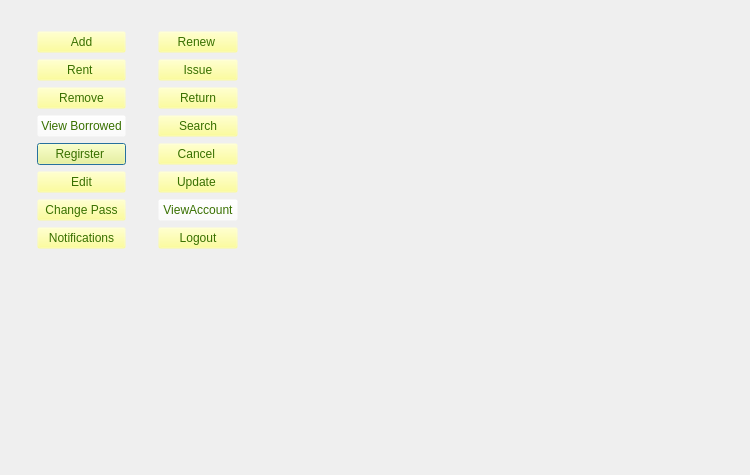
The window that window_librarian.ui (Nilsae/LibraryManagementSystem) describes before a commit, drawn with Qt 5.
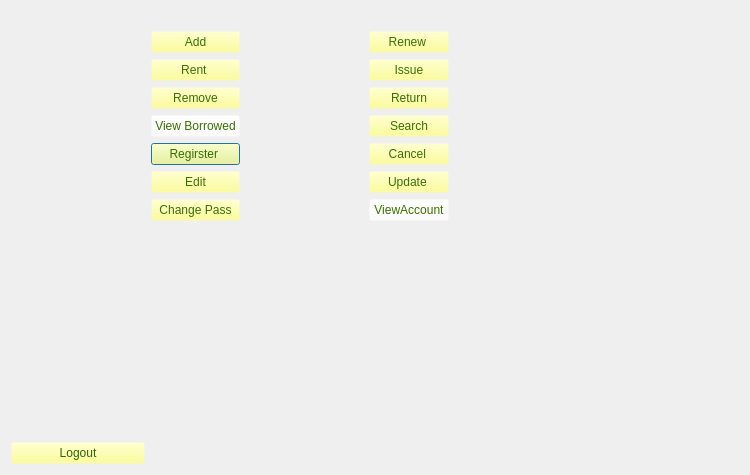
The same window after the commit. Icons and pictures are not drawn.

What changed in the file:
```diff
--- a/window_librarian.ui
+++ b/window_librarian.ui
@@ -258,6 +258,33 @@
        </property>
       </widget>
      </item>
+     <item row="11" column="0">
+      <widget class="QPushButton" name="pushButton_Logout">
+       <property name="maximumSize">
+        <size>
+         <width>160</width>
+         <height>30</height>
+        </size>
+       </property>
+       <property name="styleSheet">
+        <string notr="true">color: rgb(50, 100, 0);
+background-color: rgba(255, 255, 127,0);</string>
+       </property>
+       <property name="text">
+        <string>Logout</string>
+       </property>
+       <property name="icon">
+        <iconset resource="image.qrc">
+         <normaloff>:/img/img/vippng.com-logout-icon-png-2967.png</normaloff>:/img/img/vippng.com-logout-icon-png-2967.png</iconset>
+       </property>
+       <property name="iconSize">
+        <size>
+         <width>26</width>
+         <height>26</height>
+        </size>
+       </property>
+      </widget>
+     </item>
      <item row="3" column="3">
       <widget class="QPushButton" name="pushButton_ReturnBook">
        <property name="maximumSize">
@@ -351,7 +378,7 @@
      <item row="3" column="0">
       <widget class="QLabel" name="label_2">
        <property name="text">
-        <string/>
+        <string>                                        </string>
        </property>
       </widget>
      </item>
@@ -432,7 +459,7 @@
      <item row="1" column="2">
       <widget class="QLabel" name="label_3">
        <property name="text">
-        <string/>
+        <string>                                   </string>
        </property>
       </widget>
      </item>
@@ -542,60 +569,6 @@
        </property>
       </widget>
      </item>
-     <item row="8" column="1">
-      <widget class="QPushButton" name="notification_btn">
-       <property name="maximumSize">
-        <size>
-         <width>160</width>
-         <height>30</height>
-        </size>
-       </property>
-       <property name="styleSheet">
-        <string notr="true">color: rgb(56, 112, 0);
-background-color: rgba(255, 255, 127,0);</string>
-       </property>
-       <property name="text">
-        <string>Notifications</string>
-       </property>
-       <property name="icon">
-        <iconset resource="image.qrc">
-         <normaloff>:/img/img/kindpng_1509057.png</normaloff>:/img/img/kindpng_1509057.png</iconset>
-       </property>
-       <property name="iconSize">
-        <size>
-         <width>24</width>
-         <height>24</height>
-        </size>
-       </property>
-      </widget>
-     </item>
-     <item row="8" column="3">
-      <widget class="QPushButton" name="pushButton_Logout">
-       <property name="maximumSize">
-        <size>
-         <width>160</width>
-         <height>30</height>
-        </size>
-       </property>
-       <property name="styleSheet">
-        <string notr="true">color: rgb(56, 112, 0);
-background-color: rgba(255, 255, 127,0);</string>
-       </property>
-       <property name="text">
-        <string>Logout</string>
-       </property>
-       <property name="icon">
-        <iconset resource="image.qrc">
-         <normaloff>:/img/img/vippng.com-logout-icon-png-2967.png</normaloff>:/img/img/vippng.com-logout-icon-png-2967.png</iconset>
-       </property>
-       <property name="iconSize">
-        <size>
-         <width>26</width>
-         <height>26</height>
-        </size>
-       </property>
-      </widget>
-     </item>
     </layout>
    </item>
   </layout>
```
Left out of the diff: 10 changed lines with no effect on the pictures.
